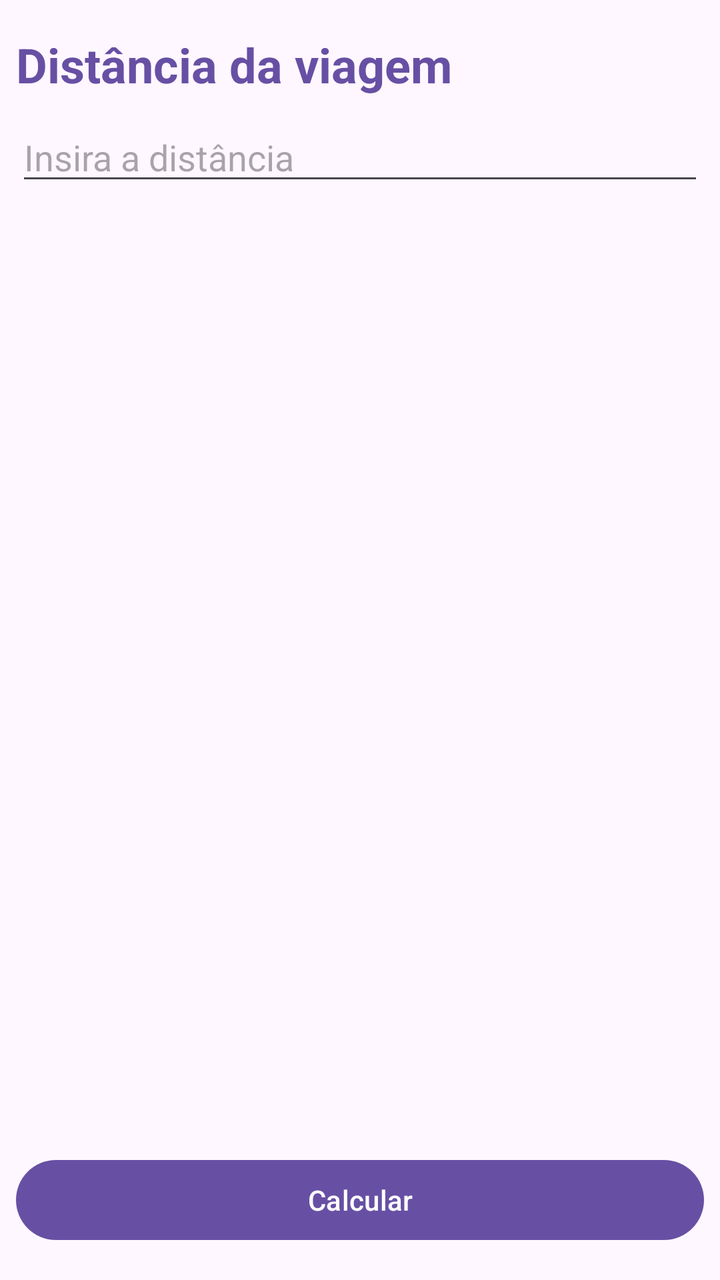
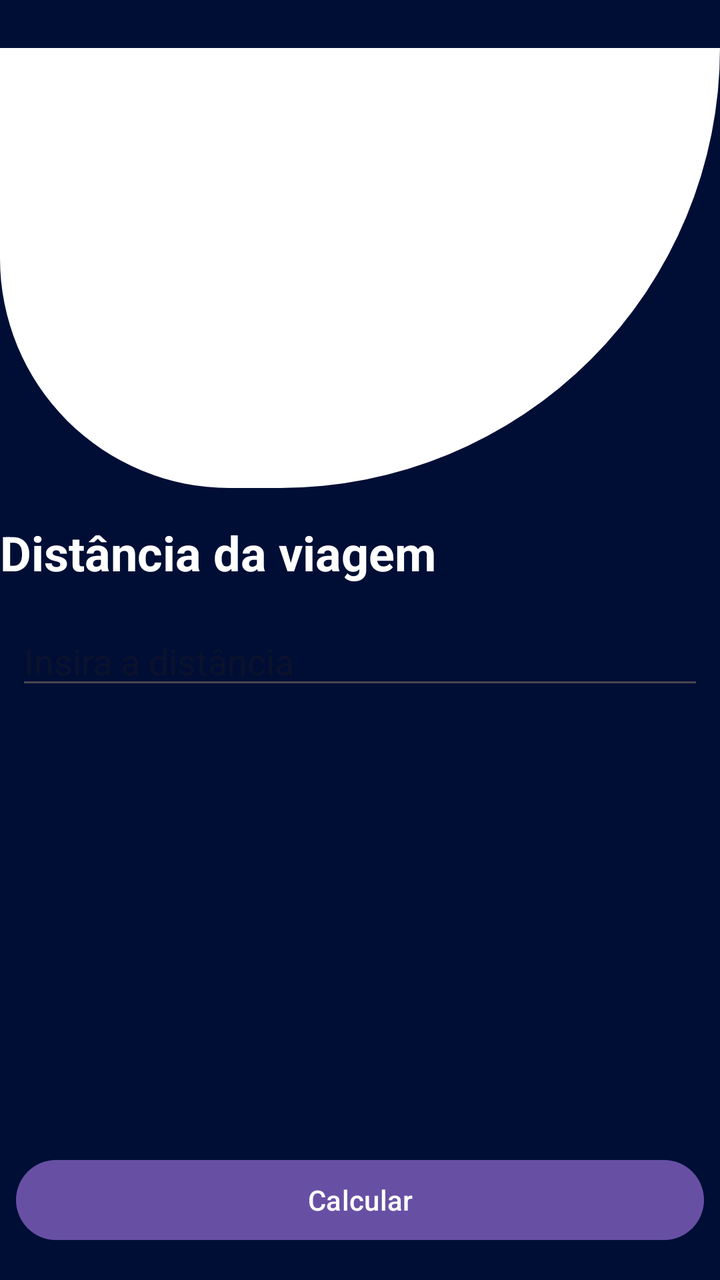

The first picture is an Android layout as it rendered before a commit; the second is the same layout after the commit. The layout source and the unified diff follow.
<!-- AndroidManifest.xml: application theme Theme.FuelCalculator -->
<!-- res/layout/activity_distancia.xml -->
<?xml version="1.0" encoding="utf-8"?>
<androidx.constraintlayout.widget.ConstraintLayout xmlns:android="http://schemas.android.com/apk/res/android"
    xmlns:app="http://schemas.android.com/apk/res-auto"
    xmlns:tools="http://schemas.android.com/tools"
    android:id="@+id/main"
    android:layout_width="match_parent"
    android:layout_height="match_parent"
    tools:context=".DistanciaActivity">

    <EditText
        android:id="@+id/edtDistancia"
        android:layout_width="0dp"
        android:layout_height="wrap_content"
        android:layout_marginStart="8dp"
        android:layout_marginTop="8dp"
        android:layout_marginEnd="8dp"
        android:ems="10"
        android:hint="Insira a distância"
        android:inputType="number"
        app:layout_constraintEnd_toEndOf="parent"
        app:layout_constraintStart_toStartOf="parent"
        app:layout_constraintTop_toBottomOf="@+id/tvTituloDistancia" />

    <Button
        android:id="@+id/btnDistanciaCalcular"
        android:layout_width="0dp"
        android:layout_height="wrap_content"
        android:layout_marginStart="8dp"
        android:layout_marginEnd="8dp"
        android:layout_marginBottom="16dp"
        android:text="Calcular"
        app:layout_constraintBottom_toBottomOf="parent"
        app:layout_constraintEnd_toEndOf="parent"
        app:layout_constraintStart_toStartOf="parent" />

    <TextView
        android:id="@+id/tvTituloDistancia"
        android:layout_width="wrap_content"
        android:layout_height="wrap_content"
        android:layout_marginStart="8dp"
        android:layout_marginTop="16dp"
        android:text="Distância da viagem"
        android:textColor="#ff6750a4"
        android:textSize="24sp"
        android:textStyle="bold"
        app:layout_constraintStart_toStartOf="parent"
        app:layout_constraintTop_toTopOf="parent" />

</androidx.constraintlayout.widget.ConstraintLayout>
<!-- resources referenced by this layout -->
<resources>
  <style name="Theme.FuelCalculator" parent="Base.Theme.FuelCalculator" />
  <style name="Base.Theme.FuelCalculator" parent="Theme.Material3.DayNight.NoActionBar">
          
          
      </style>
</resources>

<!-- the commit's change to res/layout/activity_distancia.xml (unified diff, before → after) -->
@@ -3,21 +3,34 @@
     xmlns:app="http://schemas.android.com/apk/res-auto"
     xmlns:tools="http://schemas.android.com/tools"
     android:id="@+id/main"
+    android:background="@color/background"
     android:layout_width="match_parent"
     android:layout_height="match_parent"
     tools:context=".DistanciaActivity">
+
+    <LinearLayout
+        android:id="@+id/linearLayout"
+        android:layout_width="match_parent"
+        android:layout_height="220dp"
+        android:layout_marginTop="24dp"
+        android:background="@drawable/bg_rounded"
+        android:gravity="center"
+        app:layout_constraintEnd_toEndOf="parent"
+        app:layout_constraintStart_toStartOf="parent"
+        app:layout_constraintTop_toTopOf="parent" />
 
     <EditText
         android:id="@+id/edtDistancia"
         android:layout_width="0dp"
         android:layout_height="wrap_content"
         android:layout_marginStart="8dp"
-        android:layout_marginTop="8dp"
+        android:layout_marginTop="16dp"
         android:layout_marginEnd="8dp"
         android:ems="10"
         android:hint="Insira a distância"
         android:inputType="number"
         app:layout_constraintEnd_toEndOf="parent"
+        app:layout_constraintHorizontal_bias="0.0"
         app:layout_constraintStart_toStartOf="parent"
         app:layout_constraintTop_toBottomOf="@+id/tvTituloDistancia" />
 
@@ -37,13 +50,12 @@
         android:id="@+id/tvTituloDistancia"
         android:layout_width="wrap_content"
         android:layout_height="wrap_content"
-        android:layout_marginStart="8dp"
         android:layout_marginTop="16dp"
         android:text="Distância da viagem"
-        android:textColor="#ff6750a4"
+        android:textColor="@color/white"
         android:textSize="24sp"
         android:textStyle="bold"
-        app:layout_constraintStart_toStartOf="parent"
-        app:layout_constraintTop_toTopOf="parent" />
+        app:layout_constraintTop_toBottomOf="@+id/linearLayout"
+        tools:layout_editor_absoluteX="96dp" />
 
 </androidx.constraintlayout.widget.ConstraintLayout>
<!-- resource entries referenced after the edit -->
@@ -1,5 +1,27 @@
 <!-- resources referenced by this layout -->
 <resources>
+  <color name="background">#000E35</color>
+  <color name="white">#FFFFFFFF</color>
+  <!-- drawable bg_rounded (drawable) -->
+  <?xml version="1.0" encoding="utf-8"?>
+  <shape xmlns:android="http://schemas.android.com/apk/res/android"
+      android:shape="rectangle">
+  
+      <solid android:color="@android:color/white"/>
+  
+      <corners
+          android:topLeftRadius="0dp"
+          android:topRightRadius="0dp"
+          android:bottomLeftRadius="120dp"
+          android:bottomRightRadius="230dp"/>
+  
+      <padding
+          android:left="12dp"
+          android:top="12dp"
+          android:right="12dp"
+          android:bottom="12dp"/>
+  
+  </shape>
   <style name="Theme.FuelCalculator" parent="Base.Theme.FuelCalculator" />
   <style name="Base.Theme.FuelCalculator" parent="Theme.Material3.DayNight.NoActionBar">
           
